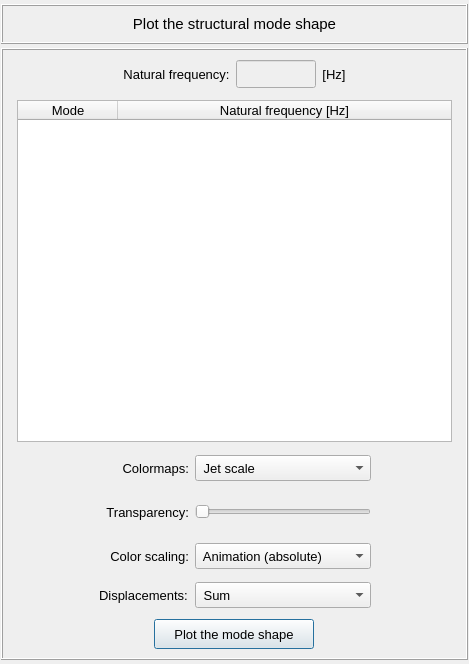
Above: vibra/interface/data/ui_files/plots/structural/structural_mode_shape_inputs.ui from MOPT-UFSC/VIBRA before the change. Below: the same form after it.
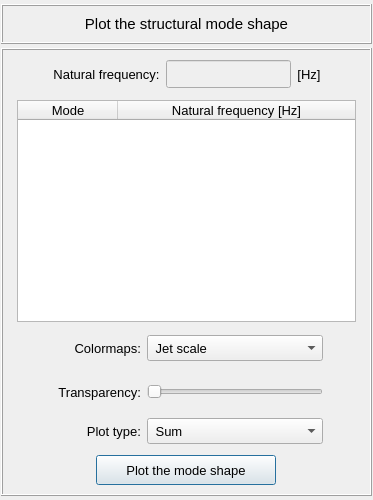
That is the form after the change.

```diff
--- a/vibra/interface/data/ui_files/plots/structural/structural_mode_shape_inputs.ui
+++ b/vibra/interface/data/ui_files/plots/structural/structural_mode_shape_inputs.ui
@@ -6,8 +6,8 @@
    <rect>
     <x>0</x>
     <y>0</y>
-    <width>469</width>
-    <height>664</height>
+    <width>373</width>
+    <height>500</height>
    </rect>
   </property>
   <property name="maximumSize">
@@ -153,7 +153,7 @@
       <property name="spacing">
        <number>4</number>
       </property>
-      <item row="6" column="0">
+      <item row="5" column="0">
        <widget class="QFrame" name="frame_button">
         <property name="minimumSize">
          <size>
@@ -199,7 +199,7 @@
            </property>
            <property name="maximumSize">
             <size>
-             <width>160</width>
+             <width>180</width>
              <height>30</height>
             </size>
            </property>
@@ -226,186 +226,6 @@
         </layout>
        </widget>
       </item>
-      <item row="4" column="0">
-       <widget class="QFrame" name="frame_scalling2">
-        <property name="minimumSize">
-         <size>
-          <width>0</width>
-          <height>40</height>
-         </size>
-        </property>
-        <property name="maximumSize">
-         <size>
-          <width>16777215</width>
-          <height>40</height>
-         </size>
-        </property>
-        <property name="frameShape">
-         <enum>QFrame::NoFrame</enum>
-        </property>
-        <property name="frameShadow">
-         <enum>QFrame::Raised</enum>
-        </property>
-        <layout class="QGridLayout" name="gridLayout_9">
-         <property name="leftMargin">
-          <number>2</number>
-         </property>
-         <property name="topMargin">
-          <number>2</number>
-         </property>
-         <property name="rightMargin">
-          <number>2</number>
-         </property>
-         <property name="bottomMargin">
-          <number>2</number>
-         </property>
-         <item row="0" column="1">
-          <widget class="QLabel" name="label_2">
-           <property name="minimumSize">
-            <size>
-             <width>90</width>
-             <height>26</height>
-            </size>
-           </property>
-           <property name="maximumSize">
-            <size>
-             <width>90</width>
-             <height>26</height>
-            </size>
-           </property>
-           <property name="font">
-            <font>
-             <pointsize>10</pointsize>
-            </font>
-           </property>
-           <property name="text">
-            <string>Color scaling:</string>
-           </property>
-           <property name="alignment">
-            <set>Qt::AlignRight|Qt::AlignTrailing|Qt::AlignVCenter</set>
-           </property>
-          </widget>
-         </item>
-         <item row="0" column="0">
-          <spacer name="horizontalSpacer">
-           <property name="orientation">
-            <enum>Qt::Horizontal</enum>
-           </property>
-           <property name="sizeHint" stdset="0">
-            <size>
-             <width>40</width>
-             <height>20</height>
-            </size>
-           </property>
-          </spacer>
-         </item>
-         <item row="0" column="4">
-          <spacer name="horizontalSpacer_2">
-           <property name="orientation">
-            <enum>Qt::Horizontal</enum>
-           </property>
-           <property name="sizeHint" stdset="0">
-            <size>
-             <width>40</width>
-             <height>20</height>
-            </size>
-           </property>
-          </spacer>
-         </item>
-         <item row="0" column="2">
-          <widget class="QComboBox" name="comboBox_color_scale">
-           <property name="minimumSize">
-            <size>
-             <width>176</width>
-             <height>26</height>
-            </size>
-           </property>
-           <property name="maximumSize">
-            <size>
-             <width>200</width>
-             <height>26</height>
-            </size>
-           </property>
-           <property name="font">
-            <font>
-             <pointsize>10</pointsize>
-            </font>
-           </property>
-           <item>
-            <property name="text">
-             <string> Animation (absolute)</string>
-            </property>
-           </item>
-           <item>
-            <property name="text">
-             <string> Animation (Ux)</string>
-            </property>
-           </item>
-           <item>
-            <property name="text">
-             <string> Animation (Uy)</string>
-            </property>
-           </item>
-           <item>
-            <property name="text">
-             <string> Animation (Uz)</string>
-            </property>
-           </item>
-           <item>
-            <property name="text">
-             <string> Absolute (resultant)</string>
-            </property>
-           </item>
-           <item>
-            <property name="text">
-             <string> Absolute (Ux)</string>
-            </property>
-           </item>
-           <item>
-            <property name="text">
-             <string> Absolute (Uy)</string>
-            </property>
-           </item>
-           <item>
-            <property name="text">
-             <string> Absolute (Uz)</string>
-            </property>
-           </item>
-           <item>
-            <property name="text">
-             <string> Real - Ux</string>
-            </property>
-           </item>
-           <item>
-            <property name="text">
-             <string> Real - Uy</string>
-            </property>
-           </item>
-           <item>
-            <property name="text">
-             <string> Real - Uz</string>
-            </property>
-           </item>
-           <item>
-            <property name="text">
-             <string> Imaginary - Ux</string>
-            </property>
-           </item>
-           <item>
-            <property name="text">
-             <string> Imaginary - Uy</string>
-            </property>
-           </item>
-           <item>
-            <property name="text">
-             <string> Imaginary - Uz</string>
-            </property>
-           </item>
-          </widget>
-         </item>
-        </layout>
-       </widget>
-      </item>
       <item row="0" column="0">
        <widget class="QFrame" name="frame_5">
         <property name="minimumSize">
@@ -471,7 +291,7 @@
            </property>
            <property name="maximumSize">
             <size>
-             <width>80</width>
+             <width>140</width>
              <height>28</height>
             </size>
            </property>
@@ -567,104 +387,6 @@
         </layout>
        </widget>
       </item>
-      <item row="1" column="0">
-       <widget class="QFrame" name="frame_4">
-        <property name="frameShape">
-         <enum>QFrame::NoFrame</enum>
-        </property>
-        <property name="frameShadow">
-         <enum>QFrame::Raised</enum>
-        </property>
-        <layout class="QGridLayout" name="gridLayout_3">
-         <property name="leftMargin">
-          <number>10</number>
-         </property>
-         <property name="topMargin">
-          <number>2</number>
-         </property>
-         <property name="rightMargin">
-          <number>10</number>
-         </property>
-         <property name="bottomMargin">
-          <number>2</number>
-         </property>
-         <property name="spacing">
-          <number>0</number>
-         </property>
-         <item row="0" column="0">
-          <widget class="QTreeWidget" name="treeWidget_frequencies">
-           <property name="minimumSize">
-            <size>
-             <width>260</width>
-             <height>0</height>
-            </size>
-           </property>
-           <property name="maximumSize">
-            <size>
-             <width>600</width>
-             <height>600</height>
-            </size>
-           </property>
-           <property name="font">
-            <font>
-             <family>MS Shell Dlg 2</family>
-             <pointsize>10</pointsize>
-             <weight>50</weight>
-             <italic>false</italic>
-             <bold>false</bold>
-            </font>
-           </property>
-           <property name="toolTip">
-            <string>&lt;html&gt;&lt;head/&gt;&lt;body&gt;&lt;p&gt;Select the mode shape to be plotted&lt;/p&gt;&lt;/body&gt;&lt;/html&gt;</string>
-           </property>
-           <property name="styleSheet">
-            <string notr="true"/>
-           </property>
-           <property name="alternatingRowColors">
-            <bool>true</bool>
-           </property>
-           <property name="indentation">
-            <number>0</number>
-           </property>
-           <column>
-            <property name="text">
-             <string>Mode</string>
-            </property>
-            <property name="font">
-             <font>
-              <family>MS Shell Dlg 2</family>
-              <pointsize>10</pointsize>
-              <weight>50</weight>
-              <italic>false</italic>
-              <bold>false</bold>
-             </font>
-            </property>
-            <property name="textAlignment">
-             <set>AlignCenter</set>
-            </property>
-           </column>
-           <column>
-            <property name="text">
-             <string notr="true">Natural frequency [Hz]</string>
-            </property>
-            <property name="font">
-             <font>
-              <family>MS Shell Dlg 2</family>
-              <pointsize>10</pointsize>
-              <weight>50</weight>
-              <italic>false</italic>
-              <bold>false</bold>
-             </font>
-            </property>
-            <property name="textAlignment">
-             <set>AlignCenter</set>
-            </property>
-           </column>
-          </widget>
-         </item>
-        </layout>
-       </widget>
-      </item>
       <item row="2" column="0">
        <widget class="QFrame" name="frame">
         <property name="minimumSize">
@@ -830,115 +552,7 @@
         </layout>
        </widget>
       </item>
-      <item row="3" column="0">
-       <widget class="QFrame" name="frame_6">
-        <property name="minimumSize">
-         <size>
-          <width>0</width>
-          <height>40</height>
-         </size>
-        </property>
-        <property name="maximumSize">
-         <size>
-          <width>16777215</width>
-          <height>40</height>
-         </size>
-        </property>
-        <property name="frameShape">
-         <enum>QFrame::NoFrame</enum>
-        </property>
-        <property name="frameShadow">
-         <enum>QFrame::Raised</enum>
-        </property>
-        <layout class="QGridLayout" name="gridLayout_10">
-         <property name="leftMargin">
-          <number>0</number>
-         </property>
-         <property name="topMargin">
-          <number>0</number>
-         </property>
-         <property name="rightMargin">
-          <number>0</number>
-         </property>
-         <property name="bottomMargin">
-          <number>0</number>
-         </property>
-         <item row="0" column="1">
-          <widget class="QLabel" name="label_5">
-           <property name="minimumSize">
-            <size>
-             <width>90</width>
-             <height>26</height>
-            </size>
-           </property>
-           <property name="maximumSize">
-            <size>
-             <width>90</width>
-             <height>26</height>
-            </size>
-           </property>
-           <property name="font">
-            <font>
-             <pointsize>10</pointsize>
-            </font>
-           </property>
-           <property name="text">
-            <string>Transparency:</string>
-           </property>
-           <property name="alignment">
-            <set>Qt::AlignRight|Qt::AlignTrailing|Qt::AlignVCenter</set>
-           </property>
-          </widget>
-         </item>
-         <item row="0" column="2">
-          <widget class="QSlider" name="slider_transparency">
-           <property name="minimumSize">
-            <size>
-             <width>176</width>
-             <height>0</height>
-            </size>
-           </property>
-           <property name="maximumSize">
-            <size>
-             <width>200</width>
-             <height>16777215</height>
-            </size>
-           </property>
-           <property name="orientation">
-            <enum>Qt::Horizontal</enum>
-           </property>
-          </widget>
-         </item>
-         <item row="0" column="3">
-          <spacer name="horizontalSpacer_8">
-           <property name="orientation">
-            <enum>Qt::Horizontal</enum>
-           </property>
-           <property name="sizeHint" stdset="0">
-            <size>
-             <width>40</width>
-             <height>20</height>
-            </size>
-           </property>
-          </spacer>
-         </item>
-         <item row="0" column="0">
-          <spacer name="horizontalSpacer_9">
-           <property name="orientation">
-            <enum>Qt::Horizontal</enum>
-           </property>
-           <property name="sizeHint" stdset="0">
-            <size>
-             <width>40</width>
-             <height>20</height>
-            </size>
-           </property>
-          </spacer>
-         </item>
-        </layout>
-       </widget>
-      </item>
-      <item row="5" column="0">
+      <item row="4" column="0">
        <widget class="QFrame" name="frame_2">
         <property name="sizePolicy">
          <sizepolicy hsizetype="Preferred" vsizetype="Preferred">
@@ -1010,7 +624,10 @@
             </font>
            </property>
            <property name="text">
-            <string>Displacements:</string>
+            <string>Plot type:</string>
+           </property>
+           <property name="alignment">
+            <set>Qt::AlignRight|Qt::AlignTrailing|Qt::AlignVCenter</set>
            </property>
           </widget>
          </item>
@@ -1071,6 +688,212 @@
         </layout>
        </widget>
       </item>
+      <item row="3" column="0">
+       <widget class="QFrame" name="frame_transparency">
+        <property name="minimumSize">
+         <size>
+          <width>0</width>
+          <height>40</height>
+         </size>
+        </property>
+        <property name="maximumSize">
+         <size>
+          <width>16777215</width>
+          <height>40</height>
+         </size>
+        </property>
+        <property name="frameShape">
+         <enum>QFrame::NoFrame</enum>
+        </property>
+        <property name="frameShadow">
+         <enum>QFrame::Raised</enum>
+        </property>
+        <layout class="QGridLayout" name="gridLayout_10">
+         <property name="leftMargin">
+          <number>0</number>
+         </property>
+         <property name="topMargin">
+          <number>0</number>
+         </property>
+         <property name="rightMargin">
+          <number>0</number>
+         </property>
+         <property name="bottomMargin">
+          <number>0</number>
+         </property>
+         <item row="0" column="1">
+          <widget class="QLabel" name="label_5">
+           <property name="minimumSize">
+            <size>
+             <width>90</width>
+             <height>26</height>
+            </size>
+           </property>
+           <property name="maximumSize">
+            <size>
+             <width>90</width>
+             <height>26</height>
+            </size>
+           </property>
+           <property name="font">
+            <font>
+             <pointsize>10</pointsize>
+            </font>
+           </property>
+           <property name="text">
+            <string>Transparency:</string>
+           </property>
+           <property name="alignment">
+            <set>Qt::AlignRight|Qt::AlignTrailing|Qt::AlignVCenter</set>
+           </property>
+          </widget>
+         </item>
+         <item row="0" column="2">
+          <widget class="QSlider" name="slider_transparency">
+           <property name="minimumSize">
+            <size>
+             <width>176</width>
+             <height>0</height>
+            </size>
+           </property>
+           <property name="maximumSize">
+            <size>
+             <width>200</width>
+             <height>16777215</height>
+            </size>
+           </property>
+           <property name="orientation">
+            <enum>Qt::Horizontal</enum>
+           </property>
+          </widget>
+         </item>
+         <item row="0" column="3">
+          <spacer name="horizontalSpacer_8">
+           <property name="orientation">
+            <enum>Qt::Horizontal</enum>
+           </property>
+           <property name="sizeHint" stdset="0">
+            <size>
+             <width>40</width>
+             <height>20</height>
+            </size>
+           </property>
+          </spacer>
+         </item>
+         <item row="0" column="0">
+          <spacer name="horizontalSpacer_9">
+           <property name="orientation">
+            <enum>Qt::Horizontal</enum>
+           </property>
+           <property name="sizeHint" stdset="0">
+            <size>
+             <width>40</width>
+             <height>20</height>
+            </size>
+           </property>
+          </spacer>
+         </item>
+        </layout>
+       </widget>
+      </item>
+      <item row="1" column="0">
+       <widget class="QFrame" name="frame_4">
+        <property name="frameShape">
+         <enum>QFrame::NoFrame</enum>
+        </property>
+        <property name="frameShadow">
+         <enum>QFrame::Raised</enum>
+        </property>
+        <layout class="QGridLayout" name="gridLayout_3">
+         <property name="leftMargin">
+          <number>10</number>
+         </property>
+         <property name="topMargin">
+          <number>2</number>
+         </property>
+         <property name="rightMargin">
+          <number>10</number>
+         </property>
+         <property name="bottomMargin">
+          <number>2</number>
+         </property>
+         <property name="spacing">
+          <number>0</number>
+         </property>
+         <item row="0" column="0">
+          <widget class="QTreeWidget" name="treeWidget_frequencies">
+           <property name="minimumSize">
+            <size>
+             <width>260</width>
+             <height>0</height>
+            </size>
+           </property>
+           <property name="maximumSize">
+            <size>
+             <width>600</width>
+             <height>600</height>
+            </size>
+           </property>
+           <property name="font">
+            <font>
+             <family>MS Shell Dlg 2</family>
+             <pointsize>10</pointsize>
+             <weight>50</weight>
+             <italic>false</italic>
+             <bold>false</bold>
+            </font>
+           </property>
+           <property name="toolTip">
+            <string>&lt;html&gt;&lt;head/&gt;&lt;body&gt;&lt;p&gt;Select the mode shape to be plotted&lt;/p&gt;&lt;/body&gt;&lt;/html&gt;</string>
+           </property>
+           <property name="styleSheet">
+            <string notr="true"/>
+           </property>
+           <property name="alternatingRowColors">
+            <bool>true</bool>
+           </property>
+           <property name="indentation">
+            <number>0</number>
+           </property>
+           <column>
+            <property name="text">
+             <string>Mode</string>
+            </property>
+            <property name="font">
+             <font>
+              <family>MS Shell Dlg 2</family>
+              <pointsize>10</pointsize>
+              <weight>50</weight>
+              <italic>false</italic>
+              <bold>false</bold>
+             </font>
+            </property>
+            <property name="textAlignment">
+             <set>AlignCenter</set>
+            </property>
+           </column>
+           <column>
+            <property name="text">
+             <string notr="true">Natural frequency [Hz]</string>
+            </property>
+            <property name="font">
+             <font>
+              <family>MS Shell Dlg 2</family>
+              <pointsize>10</pointsize>
+              <weight>50</weight>
+              <italic>false</italic>
+              <bold>false</bold>
+             </font>
+            </property>
+            <property name="textAlignment">
+             <set>AlignCenter</set>
+            </property>
+           </column>
+          </widget>
+         </item>
+        </layout>
+       </widget>
+      </item>
      </layout>
     </widget>
    </item>
```
Left out of the diff: 2 changed lines with no effect on the pictures.
